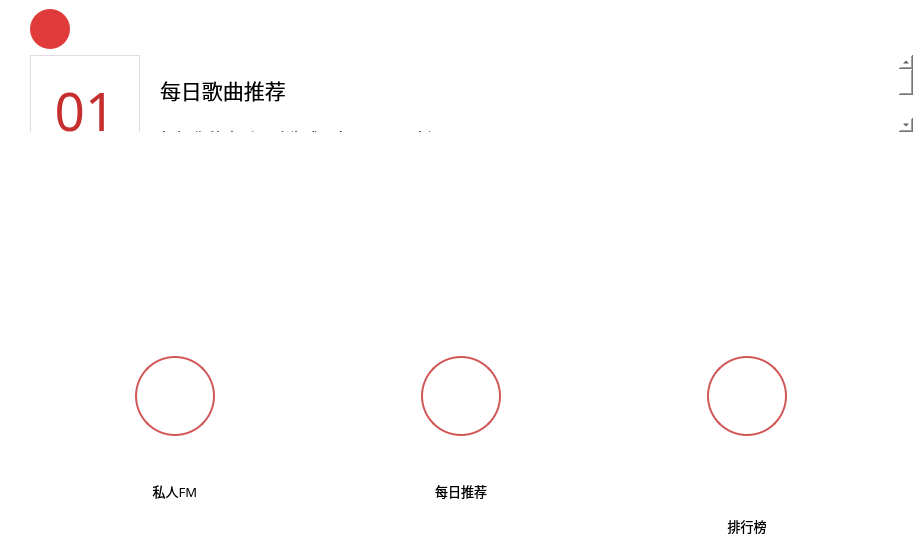
Before: the Qt Designer form window/findwindow.ui in cuncinc/CloudMusic_Qt, drawn with Qt 5.
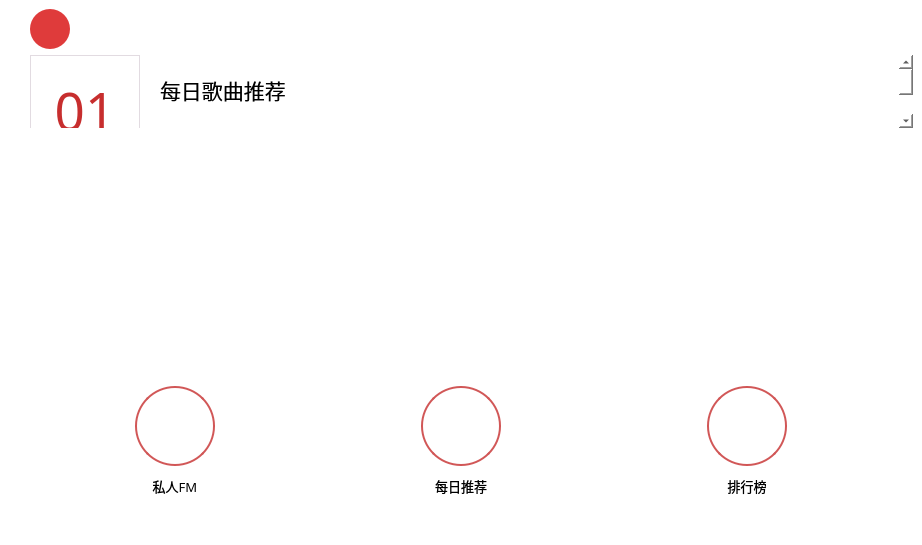
After: the same form once the commit is applied. Icons and pictures are not drawn. Custom widgets are drawn as their Qt base class.

What changed in the file:
```diff
--- a/window/findwindow.ui
+++ b/window/findwindow.ui
@@ -399,6 +399,9 @@
       <bool>true</bool>
      </property>
      <layout class="QVBoxLayout" name="verticalLayout_8">
+      <property name="spacing">
+       <number>40</number>
+      </property>
       <item>
        <widget class="QWidget" name="widget_2" native="true">
         <property name="sizePolicy">
@@ -620,6 +623,19 @@
             </property>
            </widget>
           </item>
+          <item>
+           <spacer name="verticalSpacer_3">
+            <property name="orientation">
+             <enum>Qt::Vertical</enum>
+            </property>
+            <property name="sizeHint" stdset="0">
+             <size>
+              <width>20</width>
+              <height>40</height>
+             </size>
+            </property>
+           </spacer>
+          </item>
          </layout>
         </item>
         <item>
@@ -701,10 +717,26 @@
             </property>
            </widget>
           </item>
+          <item>
+           <spacer name="verticalSpacer">
+            <property name="orientation">
+             <enum>Qt::Vertical</enum>
+            </property>
+            <property name="sizeHint" stdset="0">
+             <size>
+              <width>20</width>
+              <height>40</height>
+             </size>
+            </property>
+           </spacer>
+          </item>
          </layout>
         </item>
         <item>
          <layout class="QVBoxLayout" name="verticalLayout_3">
+          <property name="spacing">
+           <number>10</number>
+          </property>
           <item>
            <widget class="QPushButton" name="topButton">
             <property name="minimumSize">
@@ -779,6 +811,19 @@
             </property>
            </widget>
           </item>
+          <item>
+           <spacer name="verticalSpacer_2">
+            <property name="orientation">
+             <enum>Qt::Vertical</enum>
+            </property>
+            <property name="sizeHint" stdset="0">
+             <size>
+              <width>20</width>
+              <height>40</height>
+             </size>
+            </property>
+           </spacer>
+          </item>
          </layout>
         </item>
        </layout>
```
Left out of the diff: 44 changed lines with no effect on the pictures.
